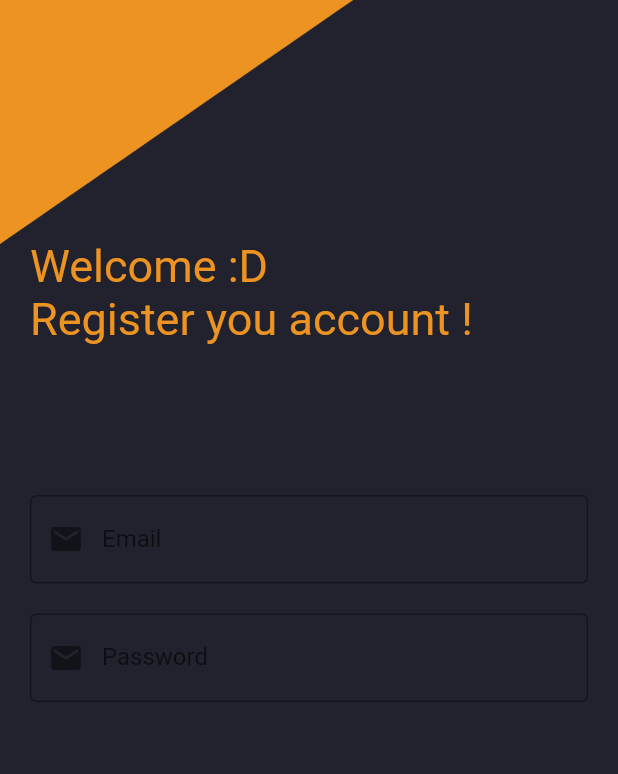
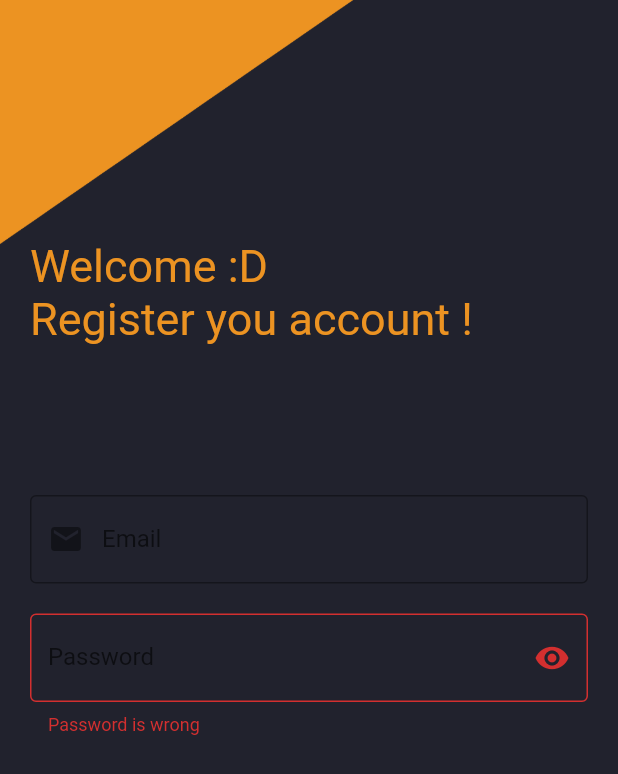
Before and after one commit to luisf4/chat-app-flutter, a Flutter app: the screen it shows after launch, on a phone screen of 412 x 824 dp. Shown: the top 774 px of the screen. Run offline on Flutter 3.47's test engine with Material 2 defaults, Android fonts, the phone set to English and light mode, and no system bars; our stand-ins replace firebase_core; accounts and stored records are empty.

Commit message:
finished logic password login

```diff
--- a/lib/main.dart
+++ b/lib/main.dart
@@ -94,19 +94,17 @@ class _MyAppState extends State<MyApp> {
                       decoration: InputDecoration(
                         hintText: 'password',
                         labelText: 'Password',
-                        prefixIcon: Icon(Icons.mail),
-                        suffixIcon: emailController.text.isEmpty
-                            ? Container(
-                                width: 0,
-                              )
-                            : IconButton(
-                                icon: Icon(Icons.close),
-                                onPressed: () => emailController.clear(),
-                              ),
+                        errorText: 'Password is wrong',
+                        suffixIcon: IconButton(
+                          icon: passwordVisible
+                              ? Icon(Icons.visibility_off)
+                              : Icon(Icons.visibility),
+                          onPressed: () => setState(
+                              () => passwordVisible = !passwordVisible),
+                        ),
                         border: OutlineInputBorder(),
                       ),
-                      keyboardType: TextInputType.emailAddress,
-                      textInputAction: TextInputAction.done,
+                      obscureText: passwordVisible,
                     )
                   ],
                 ),
```
